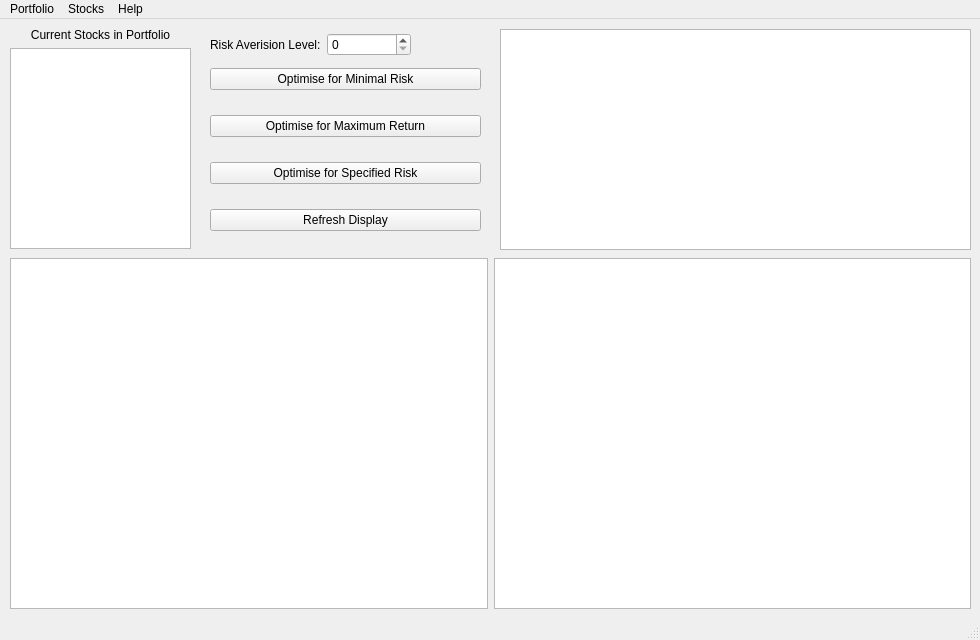
The window that Gui/MainWindow.ui (TheGraeme95/Markowitz-Portfolio-Optimiser) describes before a commit, drawn with Qt 5.
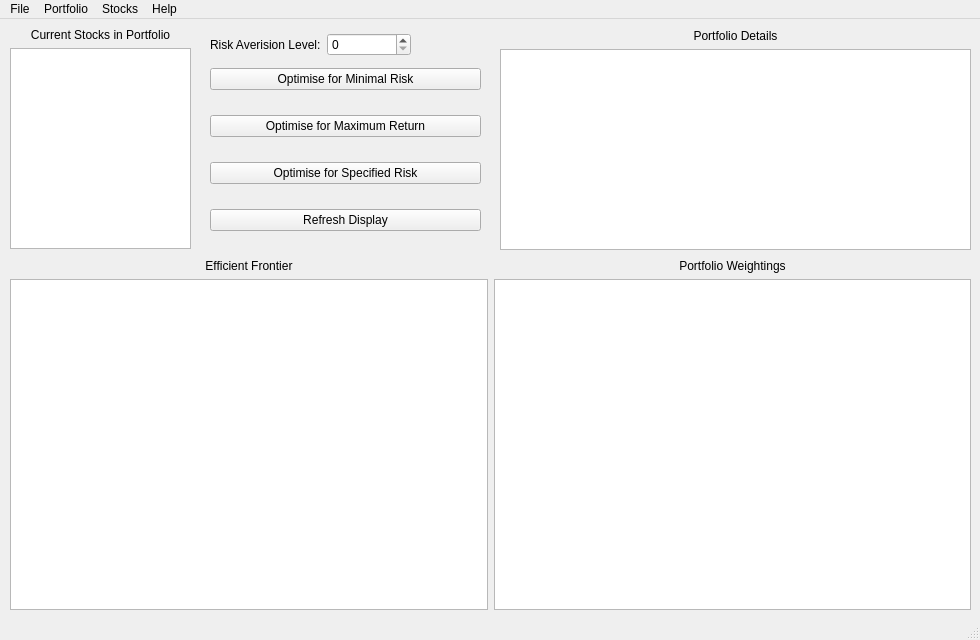
The same window after the commit.

The edit to the form file:
```diff
--- a/Gui/MainWindow.ui
+++ b/Gui/MainWindow.ui
@@ -26,24 +26,6 @@
    <string>Portfolio Optimiser</string>
   </property>
   <widget class="QWidget" name="centralwidget">
-   <widget class="QWidget" name="horizontalLayoutWidget">
-    <property name="geometry">
-     <rect>
-      <x>10</x>
-      <y>239</y>
-      <width>961</width>
-      <height>351</height>
-     </rect>
-    </property>
-    <layout class="QHBoxLayout" name="horizontalLayout">
-     <item>
-      <widget class="QGraphicsView" name="graphicsView_2"/>
-     </item>
-     <item>
-      <widget class="QGraphicsView" name="graphicsView"/>
-     </item>
-    </layout>
-   </widget>
    <widget class="QWidget" name="verticalLayoutWidget">
     <property name="geometry">
      <rect>
@@ -54,6 +36,16 @@
      </rect>
     </property>
     <layout class="QVBoxLayout" name="verticalLayout_4">
+     <item>
+      <widget class="QLabel" name="label_5">
+       <property name="text">
+        <string>Portfolio Details</string>
+       </property>
+       <property name="alignment">
+        <set>Qt::AlignCenter</set>
+       </property>
+      </widget>
+     </item>
      <item>
       <widget class="QTextBrowser" name="textBrowser_2"/>
      </item>
@@ -156,6 +148,44 @@
      </item>
     </layout>
    </widget>
+   <widget class="QWidget" name="gridLayoutWidget">
+    <property name="geometry">
+     <rect>
+      <x>10</x>
+      <y>240</y>
+      <width>961</width>
+      <height>351</height>
+     </rect>
+    </property>
+    <layout class="QGridLayout" name="gridLayout">
+     <item row="1" column="0">
+      <widget class="QGraphicsView" name="graphicsView_2"/>
+     </item>
+     <item row="1" column="1">
+      <widget class="QGraphicsView" name="graphicsView"/>
+     </item>
+     <item row="0" column="0">
+      <widget class="QLabel" name="label_3">
+       <property name="text">
+        <string>Efficient Frontier</string>
+       </property>
+       <property name="alignment">
+        <set>Qt::AlignCenter</set>
+       </property>
+      </widget>
+     </item>
+     <item row="0" column="1">
+      <widget class="QLabel" name="label_4">
+       <property name="text">
+        <string>Portfolio Weightings</string>
+       </property>
+       <property name="alignment">
+        <set>Qt::AlignCenter</set>
+       </property>
+      </widget>
+     </item>
+    </layout>
+   </widget>
   </widget>
   <widget class="QMenuBar" name="menubar">
    <property name="geometry">
@@ -185,6 +215,13 @@
     </property>
     <addaction name="actionAbout"/>
    </widget>
+   <widget class="QMenu" name="menuFile">
+    <property name="title">
+     <string>File</string>
+    </property>
+    <addaction name="actionClose"/>
+   </widget>
+   <addaction name="menuFile"/>
    <addaction name="menuPortfolio"/>
    <addaction name="menuStocks"/>
    <addaction name="menuAbout"/>
```
Left out of the diff: 15 changed lines with no effect on the pictures.
